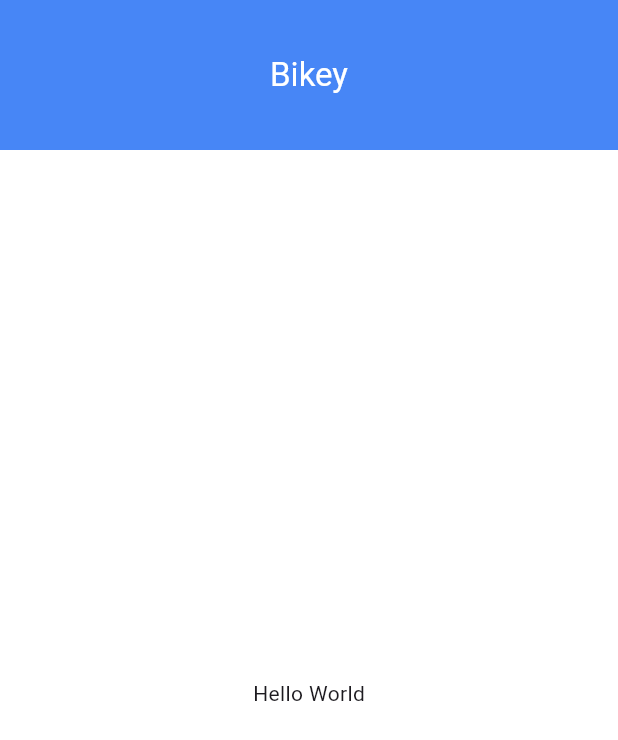
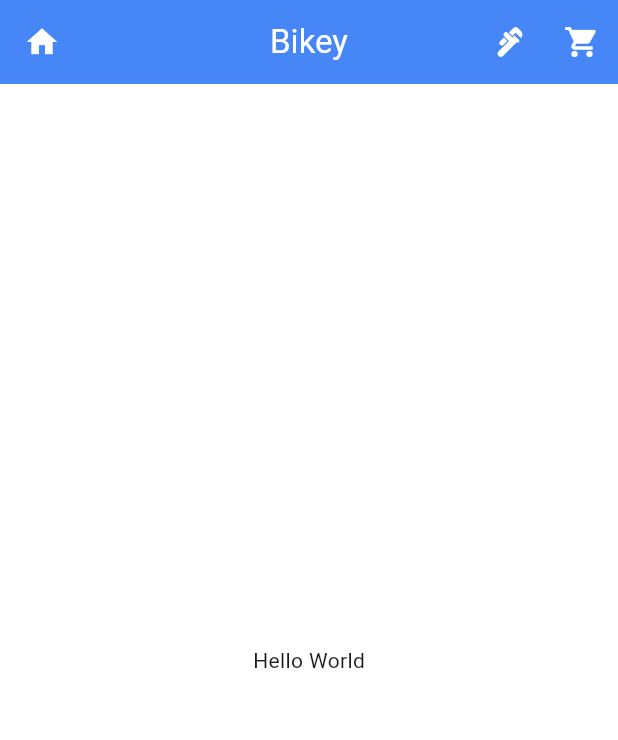
Before and after one commit to Tosin8/tutorialspoint_demo, a Flutter app: the screen it shows after launch, on a phone screen of 412 x 824 dp. Shown: the top 740 px of the screen. Run offline on Flutter 3.47's test engine with Material 2 defaults, Android fonts, the phone set to English and light mode, and no system bars.

Commit message:
Updating appbar with widgets

```diff
--- a/lib/main.dart
+++ b/lib/main.dart
@@ -13,6 +13,7 @@ class MyApp extends StatelessWidget {
   @override
   Widget build(BuildContext context) {
     return MaterialApp(
+      debugShowCheckedModeBanner: false,
       title: 'Practice Demo',
       theme: ThemeData(
         colorScheme: ColorScheme.fromSeed(seedColor: Colors.deepPurple),
--- a/lib/screen/home_page.dart
+++ b/lib/screen/home_page.dart
@@ -8,13 +8,27 @@ class HomePage extends StatelessWidget {
     return Scaffold(
       appBar: AppBar(
         centerTitle: true,
-        toolbarHeight: 100,
+        // toolbarHeight: 100,
         backgroundColor: Colors.blueAccent,
         elevation: 3,
         title: const Text(
           'Bikey',
           style: TextStyle(color: Colors.white),
         ),
+        leading: const Icon(
+          Icons.home,
+          color: Colors.white,
+        ),
+        actions: const [
+          IconButton(
+            onPressed: null,
+            icon: Icon(Icons.plumbing, color: Colors.white),
+          ),
+          IconButton(
+            onPressed: null,
+            icon: Icon(Icons.shopping_cart, color: Colors.white),
+          ),
+        ],
       ),
       body: Container(
         decoration: const BoxDecoration(
```
